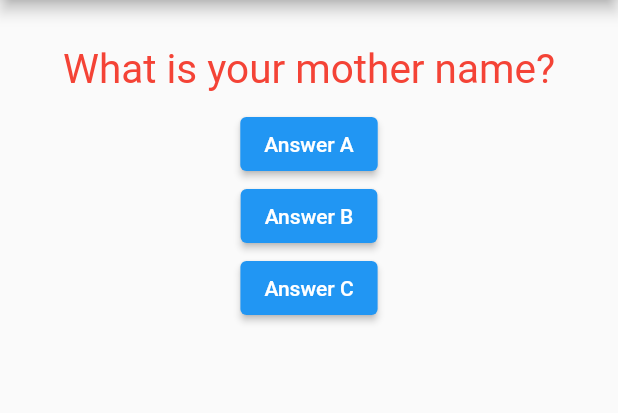
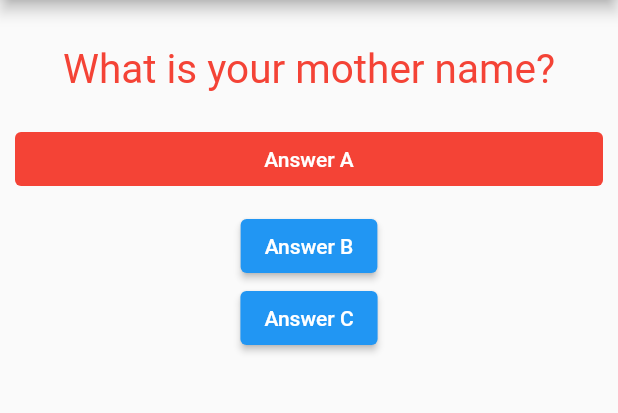
Before and after one commit to SomaSongoka/Flutter1, a Flutter app: the screen it shows after launch, on a phone screen of 412 x 824 dp, the part 84-497 px from its top. Run offline on Flutter 3.47's test engine with Material 2 defaults, Android fonts, the phone set to English and light mode, and no system bars.

Commit message:
Load Button from Widget

```diff
--- /dev/null
+++ b/lib/answers/wanswers.dart
@@ -0,0 +1,21 @@
+import 'package:flutter/material.dart';
+
+class WAnswers extends StatelessWidget {
+  //const WAnswers({ Key? key }) : super(key: key);
+
+  @override
+  Widget build(BuildContext context) {
+    return Container(
+      child: ElevatedButton(
+        onPressed: null,
+        child: Text("Answer A"),
+        style: ButtonStyle(
+          backgroundColor: MaterialStateProperty.all(Colors.red),
+          foregroundColor: MaterialStateProperty.all(Colors.white),
+        ),
+      ),
+      width: double.infinity,
+      margin: EdgeInsets.all(10),
+    );
+  }
+}
--- a/lib/main.dart
+++ b/lib/main.dart
@@ -5,6 +5,7 @@
 import 'package:flutter/material.dart';
 
 import './questions/wquestion.dart'; //Import custom widget
+import './answers/wanswers.dart'; //Import custom widget
 
 /*
  *  Main Class to run our App
@@ -55,10 +56,7 @@ class _MyAppState extends State<MyApp> {
             WQuestion(questionList.elementAt(_questionIndex)),
 
             //Buttons
-            ElevatedButton(
-              onPressed: _questionAnswered,
-              child: Text("Answer A"),
-            ),
+            WAnswers(),
             ElevatedButton(
               onPressed: _questionAnswered,
               child: Text("Answer B"),
```
